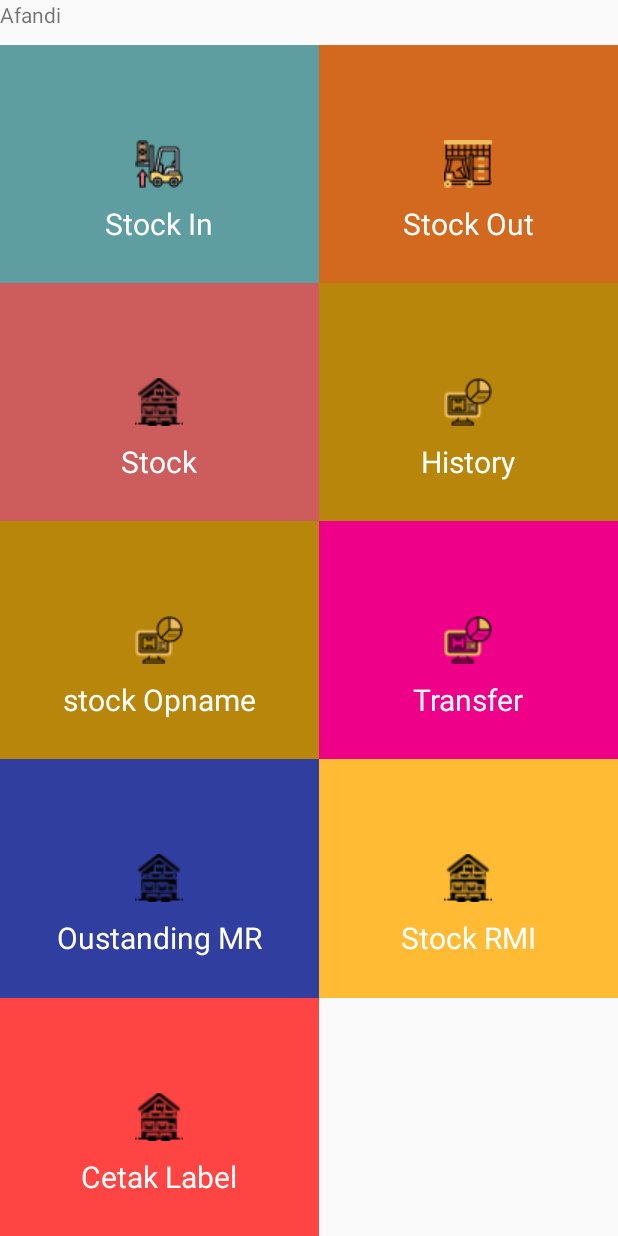
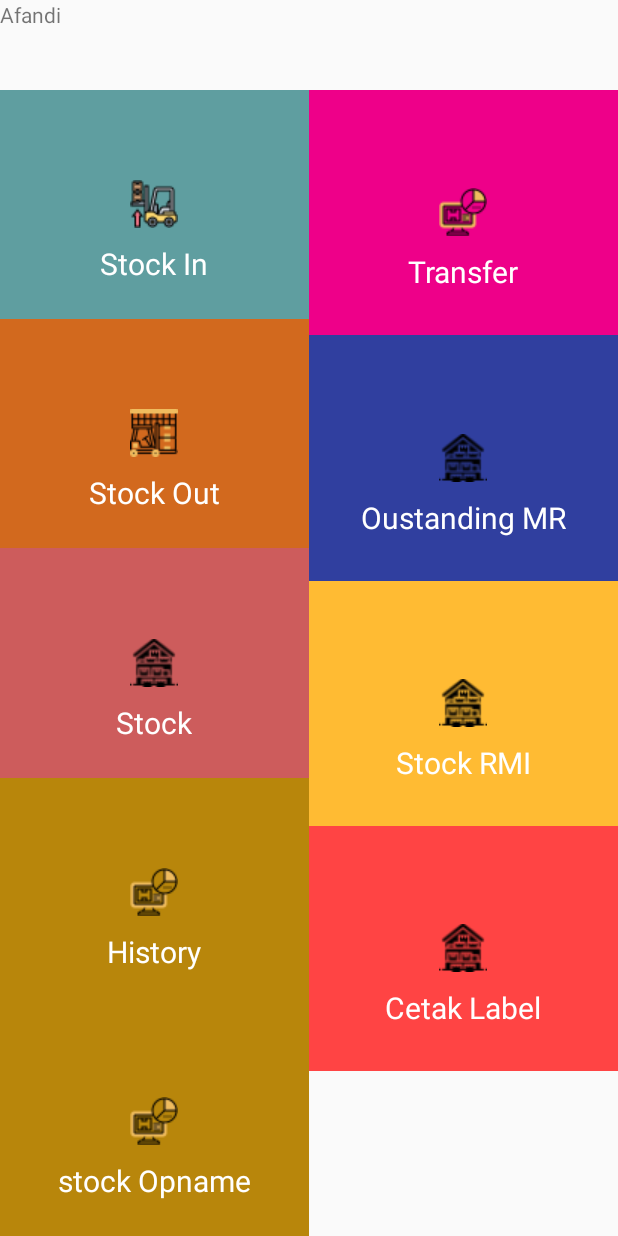
Before and after one commit to pandigresik/inventoryApp, an Android app: the layout activity_main.xml on its own in the app's theme, with its tools: preview values and no code run, on a phone screen of 412 x 824 dp. Run offline under Robolectric (Android 15) with nearby library versions, the phone set to English and light mode, and no system bars; network calls fail.

```diff
--- a/app/src/main/AndroidManifest.xml
+++ b/app/src/main/AndroidManifest.xml
@@ -19,6 +19,7 @@
         android:icon="@drawable/warehouse"
         android:label="@string/app_name"
         android:roundIcon="@drawable/warehouse"
+        android:usesCleartextTraffic="true"
         android:theme="@style/AppTheme">
 
         <meta-data android:name="com.google.android.gms.version"
--- a/app/src/main/res/layout/activity_main.xml
+++ b/app/src/main/res/layout/activity_main.xml
@@ -18,22 +18,29 @@
             android:layout_height="wrap_content">
         </androidx.appcompat.widget.AppCompatTextView>
     </androidx.appcompat.widget.LinearLayoutCompat>
-    <androidx.gridlayout.widget.GridLayout
+
+    <androidx.constraintlayout.widget.ConstraintLayout
         android:id="@+id/gridLayout"
         android:layout_width="match_parent"
         android:layout_height="match_parent"
-        android:paddingTop="30dp"
-        app:columnCount="2"
+
+        app:layout_constraintBottom_toBottomOf="parent"
+        app:layout_constraintEnd_toEndOf="parent"
         app:layout_constraintStart_toStartOf="parent"
         app:layout_constraintTop_toBottomOf="@+id/txtUserInfo"
-        app:orientation="horizontal"
-        app:rowCount="3">
+        >
 
         <FrameLayout
-            android:layout_width="wrap_content"
-            android:layout_height="wrap_content"
+            android:id="@+id/frameLayout"
+            android:layout_width="0dp"
+            android:layout_height="0dp"
+            android:layout_marginTop="60dp"
             android:background="#5F9EA0"
             app:layout_columnWeight="1"
+            app:layout_constraintBottom_toTopOf="@+id/frameLayout2"
+            app:layout_constraintEnd_toStartOf="@+id/frameLayout6"
+            app:layout_constraintStart_toStartOf="parent"
+            app:layout_constraintTop_toTopOf="parent"
             app:layout_rowWeight="1">
 
             <RelativeLayout
@@ -61,10 +68,15 @@
         </FrameLayout>
 
         <FrameLayout
-            android:layout_width="wrap_content"
-            android:layout_height="wrap_content"
+            android:id="@+id/frameLayout2"
+            android:layout_width="0dp"
+            android:layout_height="0dp"
             android:background="#D2691E"
             app:layout_columnWeight="1"
+            app:layout_constraintBottom_toTopOf="@+id/frameLayout3"
+            app:layout_constraintEnd_toStartOf="@+id/frameLayout7"
+            app:layout_constraintStart_toStartOf="parent"
+            app:layout_constraintTop_toBottomOf="@+id/frameLayout"
             app:layout_rowWeight="1">
 
             <RelativeLayout
@@ -92,10 +104,15 @@
         </FrameLayout>
 
         <FrameLayout
-            android:layout_width="wrap_content"
-            android:layout_height="wrap_content"
+            android:id="@+id/frameLayout3"
+            android:layout_width="0dp"
+            android:layout_height="0dp"
             android:background="#CD5C5C"
             app:layout_columnWeight="1"
+            app:layout_constraintBottom_toTopOf="@+id/frameLayout4"
+            app:layout_constraintEnd_toStartOf="@+id/frameLayout8"
+            app:layout_constraintStart_toStartOf="parent"
+            app:layout_constraintTop_toBottomOf="@+id/frameLayout2"
             app:layout_rowWeight="1">
 
             <RelativeLayout
@@ -123,10 +140,15 @@
         </FrameLayout>
 
         <FrameLayout
-            android:layout_width="wrap_content"
-            android:layout_height="wrap_content"
+            android:id="@+id/frameLayout4"
+            android:layout_width="0dp"
+            android:layout_height="0dp"
             android:background="#B8860B"
             app:layout_columnWeight="1"
+            app:layout_constraintBottom_toTopOf="@+id/frameLayout5"
+            app:layout_constraintEnd_toStartOf="@+id/frameLayout9"
+            app:layout_constraintStart_toStartOf="parent"
+            app:layout_constraintTop_toBottomOf="@+id/frameLayout3"
             app:layout_rowWeight="1">
 
             <RelativeLayout
@@ -154,10 +176,15 @@
         </FrameLayout>
 
         <FrameLayout
-            android:layout_width="wrap_content"
-            android:layout_height="wrap_content"
+            android:id="@+id/frameLayout5"
+            android:layout_width="0dp"
+            android:layout_height="0dp"
             android:background="#B8860B"
             app:layout_columnWeight="1"
+            app:layout_constraintBottom_toBottomOf="parent"
+            app:layout_constraintEnd_toEndOf="@+id/frameLayout4"
+            app:layout_constraintStart_toStartOf="parent"
+            app:layout_constraintTop_toBottomOf="@+id/frameLayout4"
             app:layout_rowWeight="1">
 
             <RelativeLayout
@@ -185,10 +212,16 @@
         </FrameLayout>
 
         <FrameLayout
-            android:layout_width="wrap_content"
-            android:layout_height="wrap_content"
+            android:id="@+id/frameLayout6"
+            android:layout_width="0dp"
+            android:layout_height="0dp"
+            android:layout_marginTop="60dp"
             android:background="#EE0089"
             app:layout_columnWeight="2"
+            app:layout_constraintBottom_toTopOf="@+id/frameLayout7"
+            app:layout_constraintEnd_toEndOf="parent"
+            app:layout_constraintStart_toEndOf="@+id/frameLayout"
+            app:layout_constraintTop_toTopOf="parent"
             app:layout_rowWeight="1">
 
             <RelativeLayout
@@ -216,10 +249,15 @@
         </FrameLayout>
 
         <FrameLayout
-            android:layout_width="wrap_content"
-            android:layout_height="wrap_content"
+            android:id="@+id/frameLayout7"
+            android:layout_width="0dp"
+            android:layout_height="0dp"
             android:background="@color/colorPrimaryDark"
             app:layout_columnWeight="2"
+            app:layout_constraintBottom_toTopOf="@+id/frameLayout8"
+            app:layout_constraintEnd_toEndOf="parent"
+            app:layout_constraintStart_toEndOf="@+id/frameLayout2"
+            app:layout_constraintTop_toBottomOf="@+id/frameLayout6"
             app:layout_rowWeight="1">
 
             <RelativeLayout
@@ -245,11 +283,17 @@
                     android:textSize="20sp" />
             </RelativeLayout>
         </FrameLayout>
+
         <FrameLayout
-            android:layout_width="wrap_content"
-            android:layout_height="wrap_content"
+            android:id="@+id/frameLayout8"
+            android:layout_width="0dp"
+            android:layout_height="0dp"
             android:background="@android:color/holo_orange_light"
             app:layout_columnWeight="4"
+            app:layout_constraintBottom_toTopOf="@+id/frameLayout9"
+            app:layout_constraintEnd_toEndOf="parent"
+            app:layout_constraintStart_toEndOf="@+id/frameLayout3"
+            app:layout_constraintTop_toBottomOf="@+id/frameLayout7"
             app:layout_rowWeight="1">
 
             <RelativeLayout
@@ -275,11 +319,18 @@
                     android:textSize="20sp" />
             </RelativeLayout>
         </FrameLayout>
+
         <FrameLayout
-            android:layout_width="wrap_content"
-            android:layout_height="wrap_content"
+            android:id="@+id/frameLayout9"
+            android:layout_width="0dp"
+            android:layout_height="0dp"
+            android:layout_marginBottom="110dp"
             android:background="@android:color/holo_red_light"
             app:layout_columnWeight="4"
+            app:layout_constraintBottom_toBottomOf="parent"
+            app:layout_constraintEnd_toEndOf="parent"
+            app:layout_constraintStart_toEndOf="@+id/frameLayout4"
+            app:layout_constraintTop_toBottomOf="@+id/frameLayout8"
             app:layout_rowWeight="1">
 
             <RelativeLayout
@@ -305,5 +356,5 @@
                     android:textSize="20sp" />
             </RelativeLayout>
         </FrameLayout>
-    </androidx.gridlayout.widget.GridLayout>
+    </androidx.constraintlayout.widget.ConstraintLayout>
 </androidx.constraintlayout.widget.ConstraintLayout>
--- a/app/src/main/res/layout/activity_matkul.xml
+++ b/app/src/main/res/layout/activity_matkul.xml
@@ -23,10 +23,10 @@
         android:layout_marginTop="16dp"
         android:text="Belum mengambil mata kuliah, Silahkan tambahkan terlebih dahulu"/>
 
-    <androidx.appcompat.widget.RecyclerView
+    <androidx.recyclerview.widget.RecyclerView
         android:id="@+id/rvMatkul"
         android:layout_width="match_parent"
         android:layout_height="wrap_content"
         android:layout_marginTop="16dp">
-    </androidx.appcompat.widget.RecyclerView>
+    </androidx.recyclerview.widget.RecyclerView>
 </LinearLayout>
--- a/app/src/main/res/layout/fragment_history_stock.xml
+++ b/app/src/main/res/layout/fragment_history_stock.xml
@@ -129,12 +129,12 @@
         app:layout_constraintStart_toStartOf="parent"
         app:layout_constraintTop_toBottomOf="@+id/blockCari">
 
-        <androidx.appcompat.widget.RecyclerView
+        <androidx.recyclerview.widget.RecyclerView
             android:id="@+id/rvHistory"
             android:layout_width="match_parent"
             android:layout_height="wrap_content">
 
-        </androidx.appcompat.widget.RecyclerView>
+        </androidx.recyclerview.widget.RecyclerView>
     </ScrollView>
 
 </androidx.constraintlayout.widget.ConstraintLayout>
--- a/app/src/main/res/layout/fragment_home_stock.xml
+++ b/app/src/main/res/layout/fragment_home_stock.xml
@@ -86,7 +86,7 @@
         app:layout_constraintStart_toEndOf="parent"
         tools:ignore="UnknownId">
 
-        <androidx.appcompat.widget.RecyclerView
+        <androidx.recyclerview.widget.RecyclerView
             android:id="@+id/rvResultTable"
             android:layout_width="match_parent"
             android:layout_height="wrap_content" />
--- a/app/src/main/res/layout/fragment_report_outstanding_stock_rmi.xml
+++ b/app/src/main/res/layout/fragment_report_outstanding_stock_rmi.xml
@@ -35,10 +35,10 @@
         android:layout_height="wrap_content"
         app:layout_constraintStart_toStartOf="parent"
         app:layout_constraintTop_toBottomOf="@+id/svSstock">
-        <androidx.appcompat.widget.RecyclerView
+        <androidx.recyclerview.widget.RecyclerView
             android:id="@+id/rvReport"
             android:layout_width="match_parent"
             android:layout_height="wrap_content"
-            android:layout_gravity="top"></androidx.appcompat.widget.RecyclerView>
+            android:layout_gravity="top"></androidx.recyclerview.widget.RecyclerView>
     </ScrollView>
 </androidx.constraintlayout.widget.ConstraintLayout>
--- a/app/src/main/res/layout/fragment_report_rmi.xml
+++ b/app/src/main/res/layout/fragment_report_rmi.xml
@@ -35,11 +35,10 @@
         android:layout_height="wrap_content"
         app:layout_constraintStart_toStartOf="parent"
         app:layout_constraintTop_toBottomOf="@+id/svSstock">
-
-        <androidx.appcompat.widget.RecyclerView
+        <androidx.recyclerview.widget.RecyclerView
             android:id="@+id/rvReport"
             android:layout_width="match_parent"
             android:layout_height="wrap_content"
-            android:layout_gravity="top"></androidx.appcompat.widget.RecyclerView>
+            android:layout_gravity="top"></androidx.recyclerview.widget.RecyclerView>
     </ScrollView>
 </androidx.constraintlayout.widget.ConstraintLayout>
--- a/app/src/main/res/layout/fragment_report_stock.xml
+++ b/app/src/main/res/layout/fragment_report_stock.xml
@@ -34,10 +34,10 @@
         app:layout_constraintStart_toStartOf="parent"
         app:layout_constraintTop_toBottomOf="@+id/svSstock">
 
-        <androidx.appcompat.widget.RecyclerView
+        <androidx.recyclerview.widget.RecyclerView
             android:id="@+id/rvReport"
             android:layout_width="match_parent"
             android:layout_height="wrap_content"
-            android:layout_gravity="top"></androidx.appcompat.widget.RecyclerView>
+            android:layout_gravity="top"></androidx.recyclerview.widget.RecyclerView>
     </ScrollView>
 </androidx.constraintlayout.widget.ConstraintLayout>
--- a/app/src/main/res/layout/fragment_report_stock_rmi.xml
+++ b/app/src/main/res/layout/fragment_report_stock_rmi.xml
@@ -35,10 +35,10 @@
         android:layout_height="wrap_content"
         app:layout_constraintStart_toStartOf="parent"
         app:layout_constraintTop_toBottomOf="@+id/svSstock">
-        <androidx.appcompat.widget.RecyclerView
+        <androidx.recyclerview.widget.RecyclerView
             android:id="@+id/rvReport"
             android:layout_width="match_parent"
             android:layout_height="wrap_content"
-            android:layout_gravity="top"></androidx.appcompat.widget.RecyclerView>
+            android:layout_gravity="top"></androidx.recyclerview.widget.RecyclerView>
     </ScrollView>
 </androidx.constraintlayout.widget.ConstraintLayout>
--- a/app/src/main/res/layout/fragment_stock_report_rmi_item.xml
+++ b/app/src/main/res/layout/fragment_stock_report_rmi_item.xml
@@ -37,10 +37,10 @@
         app:layout_constraintStart_toStartOf="parent"
         app:layout_constraintTop_toBottomOf="@+id/svSstock">
 
-        <androidx.appcompat.widget.RecyclerView
+        <androidx.recyclerview.widget.RecyclerView
             android:id="@+id/rvReport"
             android:layout_width="match_parent"
             android:layout_height="wrap_content"
-            android:layout_gravity="top"></androidx.appcompat.widget.RecyclerView>
+            android:layout_gravity="top"></androidx.recyclerview.widget.RecyclerView>
     </ScrollView>
 </androidx.constraintlayout.widget.ConstraintLayout>
```
Also changed, not shown: app/src/main/java/com/asligresik/inventoryApp/activity/PrintLabelActivity.java (+100 -62 lines), app/src/main/res/layout/activity_print_label.xml (+2 -37 lines).
